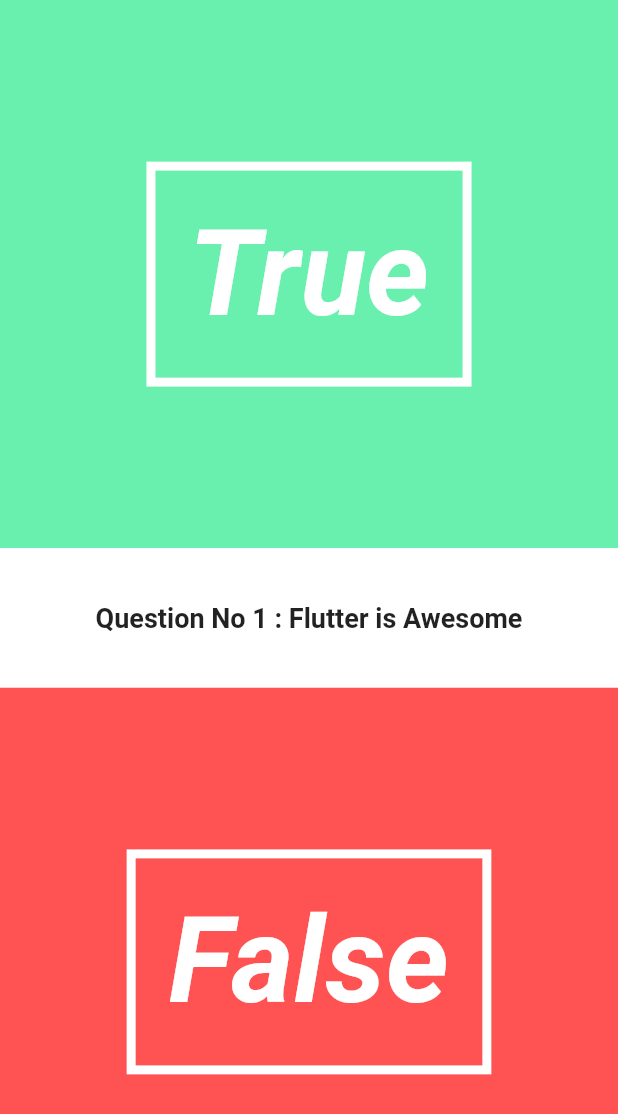
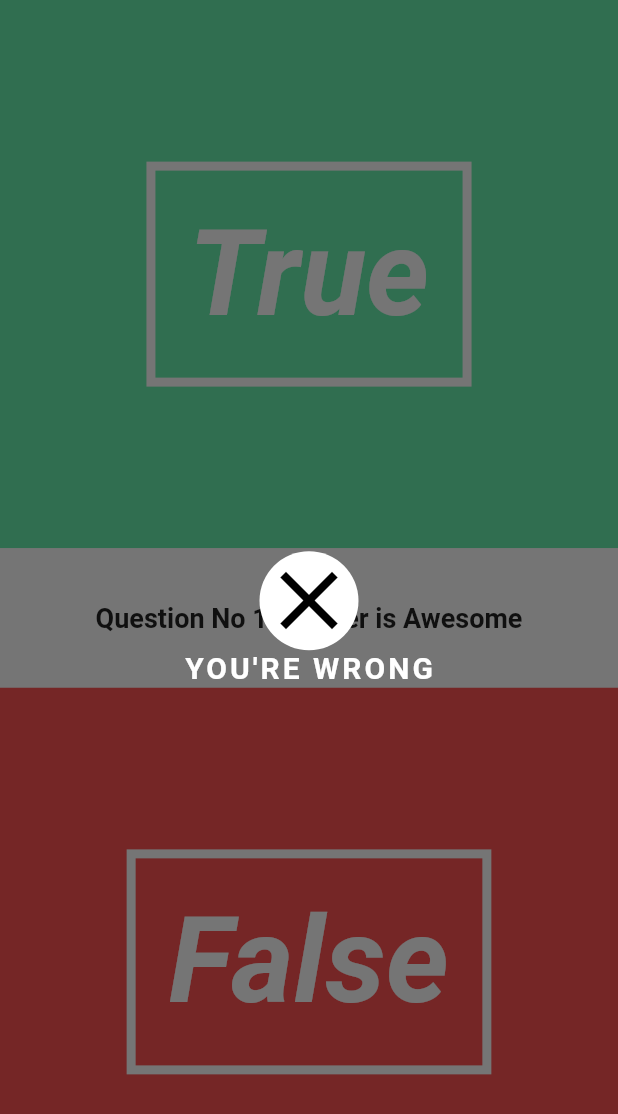
Before and after one commit to sounishnath003/Quizzy-A-Flutter-App, a Flutter app: the screen it shows after launch, on a phone screen of 412 x 824 dp. Shown: the top 1114 px of the screen. Run offline on Flutter 3.47's test engine with Material 2 defaults, Android fonts, the phone set to English and light mode, and no system bars.

Commit message:
the overlay of right wrong has been done in the game

```diff
--- a/lib/UI/answer_right_wrong_overlay.dart
+++ b/lib/UI/answer_right_wrong_overlay.dart
@@ -1,13 +1,16 @@
 import 'package:flutter/material.dart';
 
-class RightWrong extends StatefulWidget {
+class RightWrongOverlay extends StatefulWidget {
 
+  final bool _isCorrect ;
 
+  RightWrongOverlay(this._isCorrect);
 
-  _RightWrongState createState() => _RightWrongState();
+  _RightWrongOverlayState createState() => _RightWrongOverlayState();
 }
 
-class _RightWrongState extends State<RightWrong> {
+class _RightWrongOverlayState extends State<RightWrongOverlay> {
+
   @override
   Widget build(BuildContext context) {
     return new Material(
@@ -15,11 +18,29 @@ class _RightWrongState extends State<RightWrong> {
       child: new InkWell(
         onTap: () => debugPrint("you tapped the overlay"),
         child: new Column(
+          mainAxisAlignment: MainAxisAlignment.center,
           children: <Widget>[
             new Container(
-              child: new Icon(Icons.),
+              decoration: new BoxDecoration(
+                color: Colors.white,
+                shape: BoxShape.circle,
+                gradient: RadialGradient(
+                  colors: [Colors.white, Colors.white]
+                )
+              ),
+              child: new Icon(widget._isCorrect == true ?  Icons.done : Icons.clear,
+              size: 66.0,
+              color: Colors.black,
+              ),
             ),
-            new Text("Correct ...! "),
+            new Text(widget._isCorrect == true ?  "YOU'RE CORRECT " : "YOU'RE WRONG",
+            style: new TextStyle(
+              color: Colors.white,
+              fontSize: 20.00,
+              fontWeight: FontWeight.bold,
+              letterSpacing: 2.0,
+            ),
+            ),
           ],
         ),
       ),
--- a/lib/UI/question_text.dart
+++ b/lib/UI/question_text.dart
@@ -18,7 +18,7 @@ class _QuestionTextState extends State<QuestionText> with TickerProviderStateMix
     super.initState();
     _fontSizeAnimationController = new AnimationController(
       duration: new Duration(
-        milliseconds: 1200,
+        milliseconds: 600,
       ),
       vsync: this
       );
--- a/lib/quiz_page.dart
+++ b/lib/quiz_page.dart
@@ -17,6 +17,7 @@ class _QuizPageState extends State<QuizPage> {
   @override
   Widget build(BuildContext context) {
     return new Stack(
+      fit: StackFit.expand,
       children: <Widget>[
         new Column(
           children: <Widget>[
@@ -25,6 +26,7 @@ class _QuizPageState extends State<QuizPage> {
             new AnswerButton(false, () => print("You answered False")),
           ],
         ),
+        new RightWrongOverlay(false),
       ],
     );
   }
```
